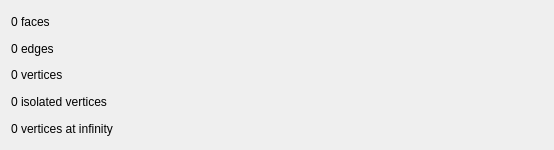
First picture: the form in demo/Arrangement_on_surface_2/qt/QArrangementInfoWidget.ui, repository oliviertournaire/QLabelling, before the edit.
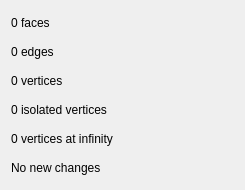
Second picture: the form after the edit. Icons and pictures are not drawn.

Patch:
```diff
--- a/demo/Arrangement_on_surface_2/qt/QArrangementInfoWidget.ui
+++ b/demo/Arrangement_on_surface_2/qt/QArrangementInfoWidget.ui
@@ -6,8 +6,8 @@
    <rect>
     <x>0</x>
     <y>0</y>
-    <width>554</width>
-    <height>150</height>
+    <width>245</width>
+    <height>190</height>
    </rect>
   </property>
   <property name="sizePolicy">
@@ -19,13 +19,13 @@
   <property name="minimumSize">
    <size>
     <width>194</width>
-    <height>150</height>
+    <height>190</height>
    </size>
   </property>
   <property name="maximumSize">
    <size>
     <width>16777215</width>
-    <height>150</height>
+    <height>190</height>
    </size>
   </property>
   <property name="windowTitle">
@@ -71,6 +71,13 @@
      </property>
     </widget>
    </item>
+   <item>
+    <widget class="QLabel" name="_labelChanged">
+     <property name="text">
+      <string>No new changes</string>
+     </property>
+    </widget>
+   </item>
   </layout>
  </widget>
  <resources>
```
